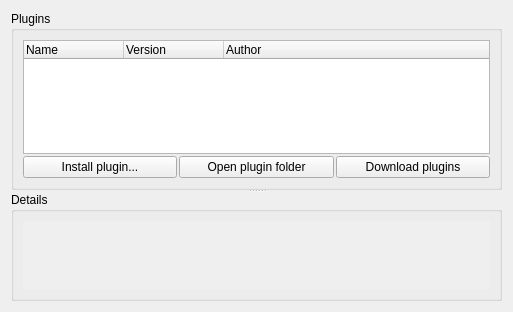
Above: ui/options_plugins.ui from metabrainz/picard before the change. Below: the same form after it.
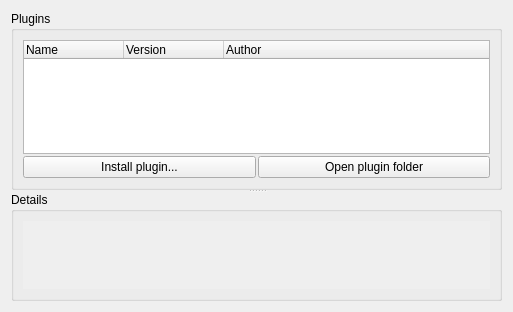
That is the form after the change.

Commit message: Remove open/download plugins button

Diff of the .ui file:
```diff
--- a/ui/options_plugins.ui
+++ b/ui/options_plugins.ui
@@ -89,19 +89,6 @@
            </property>
           </widget>
          </item>
-         <item>
-          <widget class="QPushButton" name="plugin_download">
-           <property name="sizePolicy">
-            <sizepolicy hsizetype="Expanding" vsizetype="Fixed">
-             <horstretch>0</horstretch>
-             <verstretch>0</verstretch>
-            </sizepolicy>
-           </property>
-           <property name="text">
-            <string>Download plugins</string>
-           </property>
-          </widget>
-         </item>
         </layout>
        </item>
       </layout>
```
The commit also changes 2 other files.
